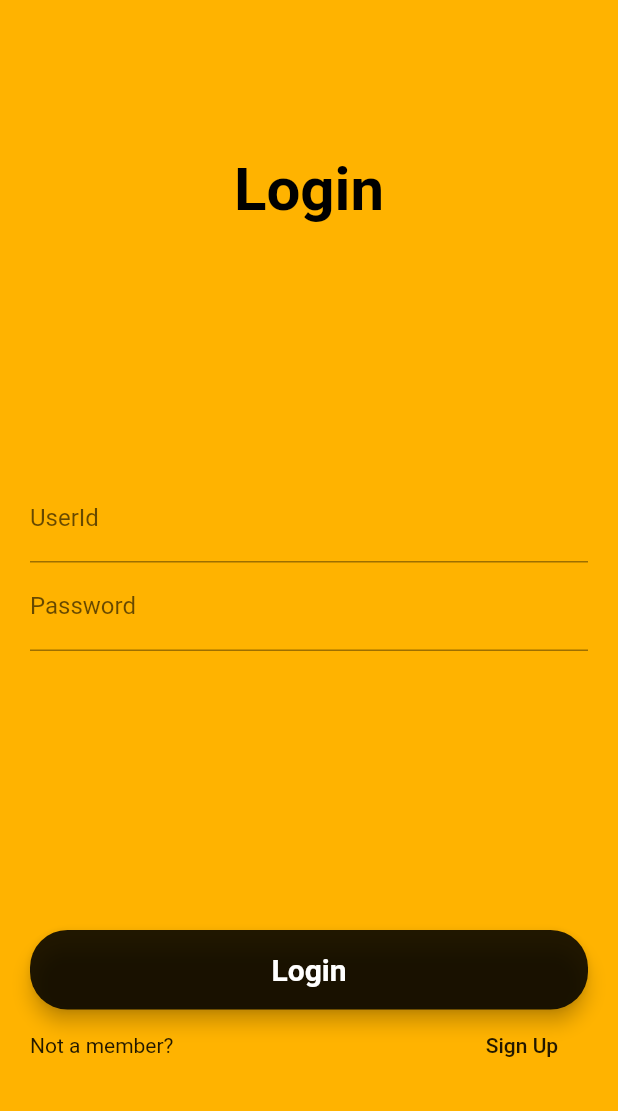
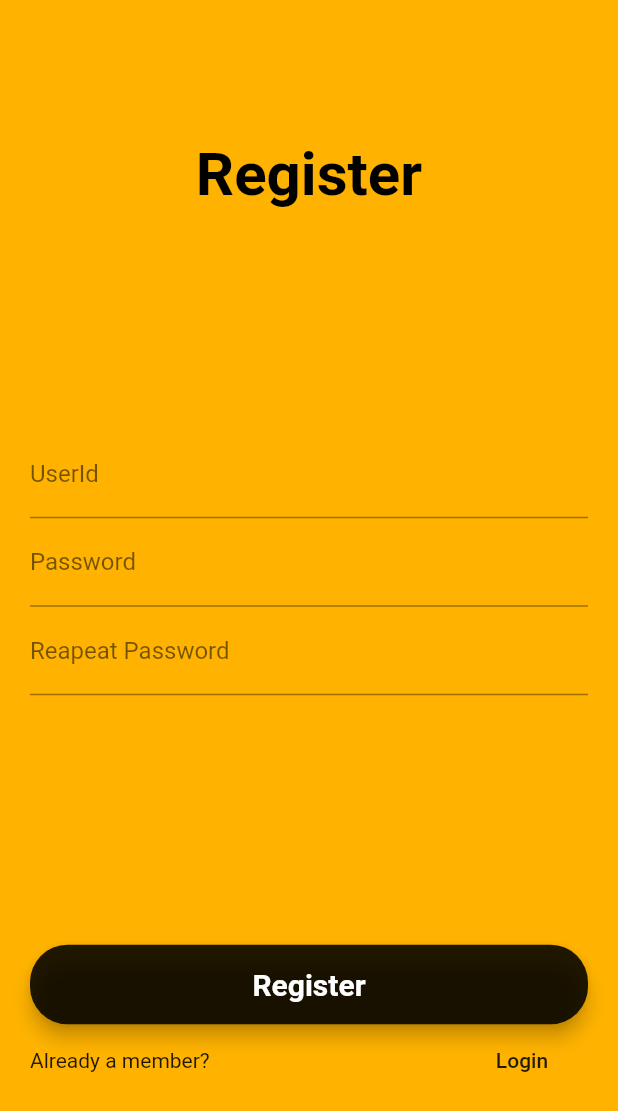
Before and after one commit to TubbyStubby/yellow_vbox, a Flutter app: the LoginScreen screen opened by its route, after a tap on "Sign Up", on a phone screen of 412 x 824 dp. Shown: the top 1111 px of the screen. Run offline on Flutter 3.47's test engine with Material 2 defaults, Android fonts, the phone set to English and light mode, and no system bars; our stand-ins replace camera, video_player.

Commit message:
Added register screen

```diff
--- a/lib/loginscreen.dart
+++ b/lib/loginscreen.dart
@@ -1,4 +1,5 @@
 import 'package:flutter/material.dart';
+import 'package:yellow_vbox/routes.dart';
 
 class LoginScreen extends StatefulWidget {
   @override
@@ -26,6 +27,7 @@ class _LoginScreenState extends State<LoginScreen> {
       decoration: InputDecoration(
         hintText:  'UserName / Email',
         labelText: 'UserId',
+        labelStyle: TextStyle(color: Colors.black54),
         hintStyle: TextStyle(color: Colors.black38)
       ),
     );
@@ -40,6 +42,7 @@ class _LoginScreenState extends State<LoginScreen> {
       decoration: InputDecoration(
         hintText:  'Password',
         labelText: 'Password',
+        labelStyle: TextStyle(color: Colors.black54),
         hintStyle: TextStyle(color: Colors.black38)
       ),
     );
@@ -88,7 +91,7 @@ class _LoginScreenState extends State<LoginScreen> {
               ),
             ),
             MaterialButton(
-              onPressed: () => {},//todo go to signup
+              onPressed: () => Navigator.of(context).pushNamed(Approutes.authRegister),
               child: Text(
                 "Sign Up",
                 style: TextStyle(color: Colors.black87,),
--- a/lib/registerscreen.dart
+++ b/lib/registerscreen.dart
@@ -1,4 +1,5 @@
 import 'package:flutter/material.dart';
+import 'package:yellow_vbox/routes.dart';
 
 class RegisterScreen extends StatefulWidget {
   @override
@@ -6,10 +7,145 @@ class RegisterScreen extends StatefulWidget {
 }
 
 class _RegisterScreenState extends State<RegisterScreen> {
+  final _formKey = GlobalKey<FormState>();
+
+  TextEditingController _userIdController;
+  TextEditingController _userPassController;
+  TextEditingController _userPassRepeatController;
+  bool isSubmitting = true;
+
   @override
   Widget build(BuildContext context) {
-    return Container(
+    final mq = MediaQuery.of(context);
 
+    final userIdField = TextFormField(
+      controller: _userIdController,
+      keyboardType: TextInputType.emailAddress,
+      enabled: isSubmitting,
+      style: TextStyle(
+        color: Colors.black,
+      ),
+      decoration: InputDecoration(
+        hintText:  'UserName / Email',
+        labelText: 'UserId',
+        labelStyle: TextStyle(color: Colors.black54),
+        hintStyle: TextStyle(color: Colors.black38)
+      ),
+    );
+
+    final userPassField = TextFormField(
+      controller: _userPassController,
+      keyboardType: TextInputType.visiblePassword,
+      enabled: isSubmitting,
+      style: TextStyle(
+        color: Colors.black,
+      ),
+      decoration: InputDecoration(
+        hintText:  'Password',
+        labelText: 'Password',
+        labelStyle: TextStyle(color: Colors.black54),
+        hintStyle: TextStyle(color: Colors.black38)
+      ),
+    );
+
+    final userPassRepeatField = TextFormField(
+      controller: _userPassRepeatController,
+      keyboardType: TextInputType.visiblePassword,
+      enabled: isSubmitting,
+      style: TextStyle(
+        color: Colors.black,
+      ),
+      decoration: InputDecoration(
+        hintText:  'Re-enter Password',
+        labelText: 'Reapeat Password',
+        labelStyle: TextStyle(color: Colors.black54),
+        hintStyle: TextStyle(color: Colors.black38)
+      ),
+    );
+
+    final fields = Column(
+      mainAxisAlignment: MainAxisAlignment.start,
+      children: <Widget>[
+        userIdField,
+        userPassField,
+        userPassRepeatField
+      ],
+    );
+
+    final registerButton = Material(
+      elevation: 5.0,
+      borderRadius: BorderRadius.circular(25.0),
+      color: Colors.black87,
+      child: MaterialButton(
+        minWidth: mq.size.width / 1.2,
+        padding: EdgeInsets.fromLTRB(10, 15, 10, 15),
+        onPressed: () => {}, //todo register auth
+        child: Text(
+          'Register',
+          textAlign: TextAlign.center,
+          style: TextStyle(
+            fontSize: 20,
+            color: Colors.white,
+            fontWeight: FontWeight.bold
+          ),
+        ),
+      ),
+    );
+
+    final buttons = Column(
+      mainAxisAlignment: MainAxisAlignment.start,
+      crossAxisAlignment: CrossAxisAlignment.stretch,
+      children: <Widget>[
+        SizedBox(height: 20),
+        registerButton,
+        Row(
+          mainAxisAlignment: MainAxisAlignment.spaceBetween,
+          children: <Widget>[
+            Text(
+              'Already a member?',
+              style: TextStyle(
+                color: Colors.black87
+              ),
+            ),
+            MaterialButton(
+              onPressed: () => Navigator.of(context).pushNamed(Approutes.authLogin),
+              child: Text(
+                "Login",
+                style: TextStyle(color: Colors.black87,),
+              ),
+            ),
+          ],
+        )
+      ],
+    );
+
+    return Scaffold(
+      backgroundColor: Colors.amber[600],
+      body: Form(
+        key: _formKey,
+        child: SingleChildScrollView(
+          //padding: EdgeInsets.all(20),
+          child: Container(
+            padding: EdgeInsets.all(20),
+            height: mq.size.height,
+            child: Column(
+              mainAxisAlignment: MainAxisAlignment.spaceAround,
+              children: <Widget>[
+                Text(
+                  'Register',
+                  style: TextStyle(
+                    color: Colors.black,
+                    fontWeight: FontWeight.bold,
+                    fontSize: 40,
+                  ),
+                ),
+                fields,
+                buttons,
+              ],
+            ),
+          ),
+        ),
+      )
     );
   }
 }
```
